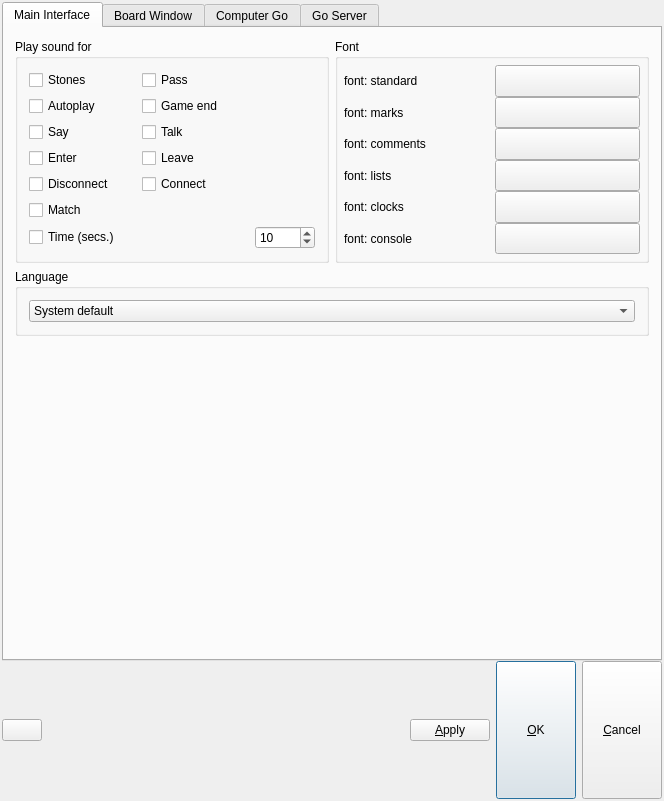
bernds/q5Go, file src/preferences_gui.ui: the form before one commit.
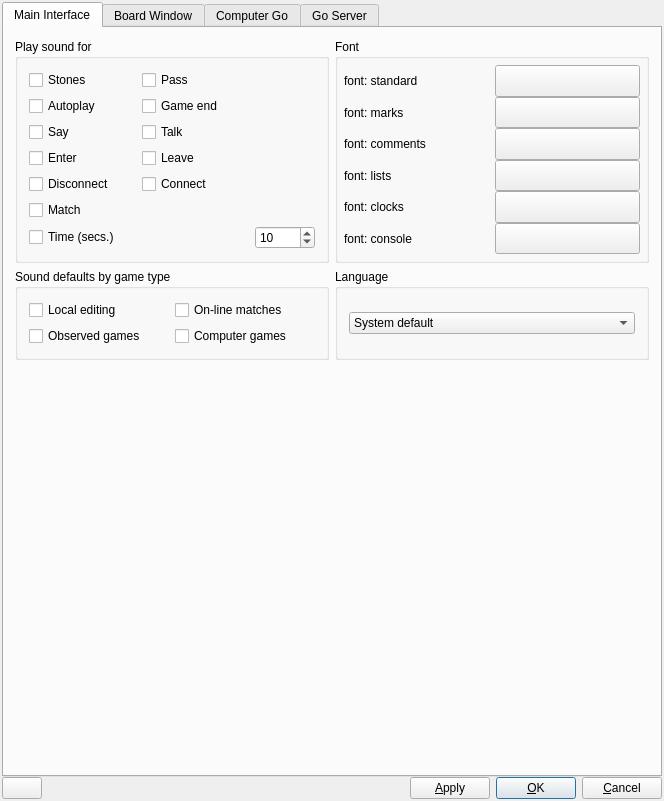
The form after the commit. Icons and pictures are not drawn.

Commit message:
Add independent stone sound settings for different board types
The use can now choose whether stone/pass sounds are on by default in match,
observe, computer, and normal board windows.

```diff
--- a/src/preferences_gui.ui
+++ b/src/preferences_gui.ui
@@ -121,12 +121,6 @@
      </item>
      <item>
       <widget class="QPushButton" name="buttonOk">
-       <property name="maximumSize">
-        <size>
-         <width>32767</width>
-         <height>32767</height>
-        </size>
-       </property>
        <property name="toolTip">
         <string>remember that point for fast return</string>
        </property>
@@ -153,12 +147,6 @@
      </item>
      <item>
       <widget class="QPushButton" name="buttonCancel">
-       <property name="maximumSize">
-        <size>
-         <width>32767</width>
-         <height>32767</height>
-        </size>
-       </property>
        <property name="toolTip">
         <string>cancel changes</string>
        </property>
@@ -874,7 +862,7 @@
          </property>
         </spacer>
        </item>
-       <item row="2" column="0" colspan="2">
+       <item row="2" column="1">
         <widget class="QGroupBox" name="GroupBox8">
          <property name="toolTip">
           <string>Set application language</string>
@@ -923,6 +911,43 @@
          </layout>
         </widget>
        </item>
+       <item row="2" column="0">
+        <widget class="QGroupBox" name="groupBox_5">
+         <property name="title">
+          <string>Sound defaults by game type</string>
+         </property>
+         <layout class="QGridLayout" name="gridLayout_5">
+          <item row="0" column="0">
+           <widget class="QCheckBox" name="soundNormalCheckBox">
+            <property name="text">
+             <string>Local editing</string>
+            </property>
+           </widget>
+          </item>
+          <item row="1" column="0">
+           <widget class="QCheckBox" name="soundObserveCheckBox">
+            <property name="text">
+             <string>Observed games</string>
+            </property>
+           </widget>
+          </item>
+          <item row="1" column="1">
+           <widget class="QCheckBox" name="soundComputerCheckBox">
+            <property name="text">
+             <string>Computer games</string>
+            </property>
+           </widget>
+          </item>
+          <item row="0" column="1">
+           <widget class="QCheckBox" name="soundMatchCheckBox">
+            <property name="text">
+             <string>On-line matches</string>
+            </property>
+           </widget>
+          </item>
+         </layout>
+        </widget>
+       </item>
       </layout>
      </widget>
      <widget class="QWidget" name="clientWindowTabWidget">
```
Left out of the diff: 60 changed lines with no effect on the pictures. The commit also changes 3 other files.
